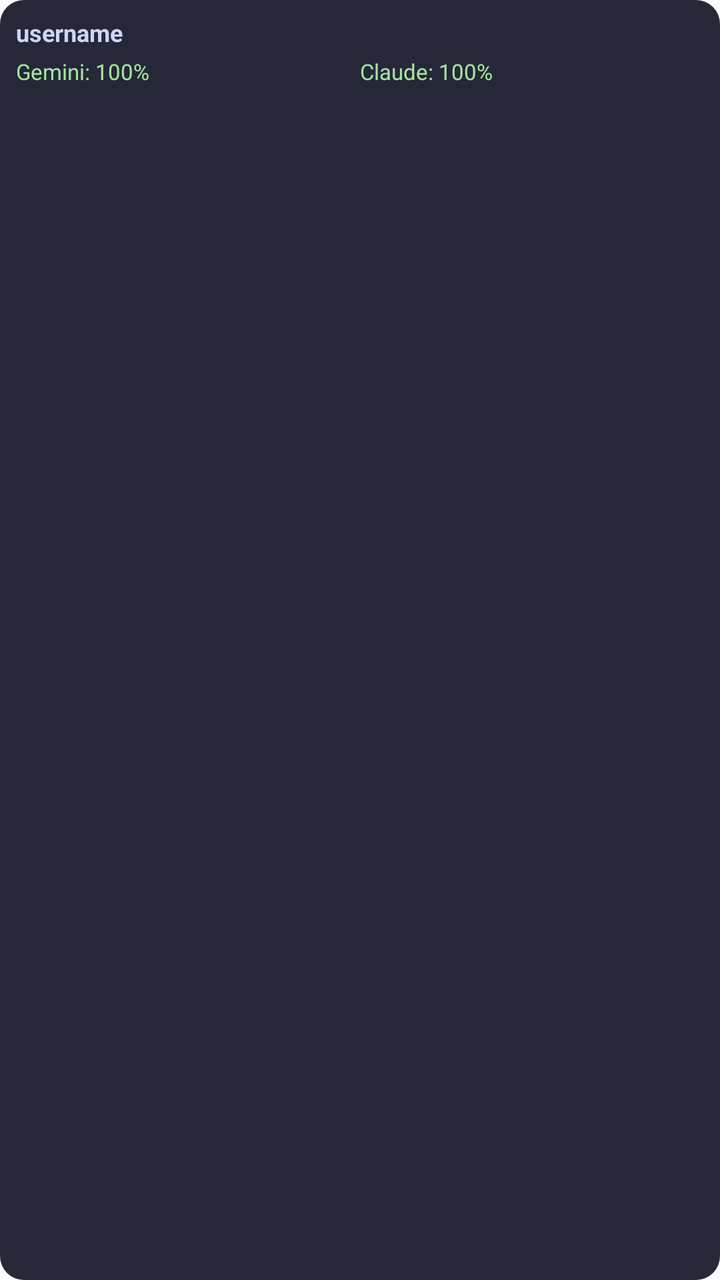
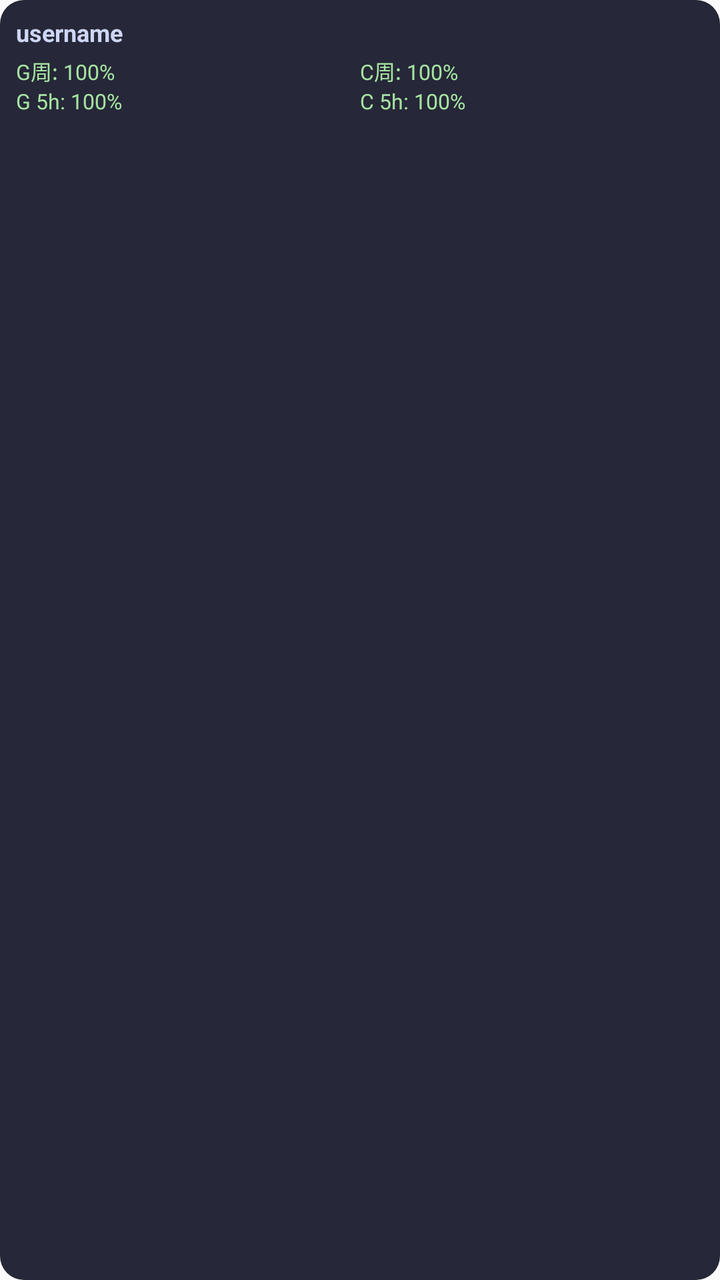

Compare the two renders of this Android layout. The source of the first and the diff that turns it into the second are given below.
<!-- AndroidManifest.xml: application theme android:Theme.Material.Light.NoActionBar -->
<!-- res/layout/widget_item.xml -->
<?xml version="1.0" encoding="utf-8"?>
<LinearLayout xmlns:android="http://schemas.android.com/apk/res/android"
    android:id="@+id/item_root"
    android:layout_width="match_parent"
    android:layout_height="wrap_content"
    android:background="@drawable/widget_item_bg"
    android:orientation="vertical"
    android:padding="8dp">

    <TextView
        android:id="@+id/item_email"
        android:layout_width="wrap_content"
        android:layout_height="wrap_content"
        android:ellipsize="end"
        android:maxLines="1"
        android:text="username"
        android:textColor="#CDD6F4"
        android:textSize="12sp"
        android:textStyle="bold" />

    <LinearLayout
        android:layout_width="match_parent"
        android:layout_height="wrap_content"
        android:layout_marginTop="4dp"
        android:orientation="horizontal">

        <TextView
            android:id="@+id/item_gemini_quota"
            android:layout_width="0dp"
            android:layout_height="wrap_content"
            android:layout_weight="1"
            android:text="Gemini: 100%"
            android:textColor="#A6E3A1"
            android:textSize="11sp" />

        <TextView
            android:id="@+id/item_claude_quota"
            android:layout_width="0dp"
            android:layout_height="wrap_content"
            android:layout_weight="1"
            android:text="Claude: 100%"
            android:textColor="#A6E3A1"
            android:textSize="11sp" />
    </LinearLayout>
</LinearLayout>
<!-- resources referenced by this layout -->
<resources>
  <!-- drawable widget_item_bg (drawable) -->
  <?xml version="1.0" encoding="utf-8"?>
  <shape xmlns:android="http://schemas.android.com/apk/res/android">
      <solid android:color="#262738" />
      <corners android:radius="12dp" />
  </shape>
</resources>

<!-- the commit's change to res/layout/widget_item.xml (unified diff, before → after) -->
@@ -21,25 +21,55 @@
     <LinearLayout
         android:layout_width="match_parent"
         android:layout_height="wrap_content"
-        android:layout_marginTop="4dp"
+        android:layout_marginTop="3dp"
         android:orientation="horizontal">
 
-        <TextView
-            android:id="@+id/item_gemini_quota"
+        
+        <LinearLayout
             android:layout_width="0dp"
             android:layout_height="wrap_content"
             android:layout_weight="1"
-            android:text="Gemini: 100%"
-            android:textColor="#A6E3A1"
-            android:textSize="11sp" />
+            android:orientation="vertical">
 
-        <TextView
-            android:id="@+id/item_claude_quota"
+            <TextView
+                android:id="@+id/item_gemini_weekly"
+                android:layout_width="wrap_content"
+                android:layout_height="wrap_content"
+                android:text="G周: 100%"
+                android:textColor="#A6E3A1"
+                android:textSize="10.5sp" />
+
+            <TextView
+                android:id="@+id/item_gemini_5h"
+                android:layout_width="wrap_content"
+                android:layout_height="wrap_content"
+                android:text="G 5h: 100%"
+                android:textColor="#A6E3A1"
+                android:textSize="10.5sp" />
+        </LinearLayout>
+
+        
+        <LinearLayout
             android:layout_width="0dp"
             android:layout_height="wrap_content"
             android:layout_weight="1"
-            android:text="Claude: 100%"
-            android:textColor="#A6E3A1"
-            android:textSize="11sp" />
+            android:orientation="vertical">
+
+            <TextView
+                android:id="@+id/item_claude_weekly"
+                android:layout_width="wrap_content"
+                android:layout_height="wrap_content"
+                android:text="C周: 100%"
+                android:textColor="#A6E3A1"
+                android:textSize="10.5sp" />
+
+            <TextView
+                android:id="@+id/item_claude_5h"
+                android:layout_width="wrap_content"
+                android:layout_height="wrap_content"
+                android:text="C 5h: 100%"
+                android:textColor="#A6E3A1"
+                android:textSize="10.5sp" />
+        </LinearLayout>
     </LinearLayout>
 </LinearLayout>
